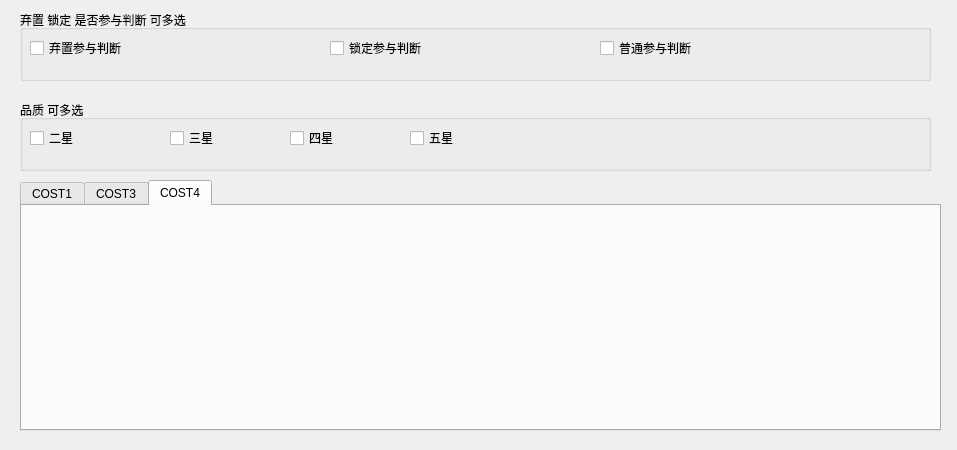
First picture: the form in abstractentrypanel.ui, repository A-SunsetMkt-Forks/wuwaBackendTool, before the edit.
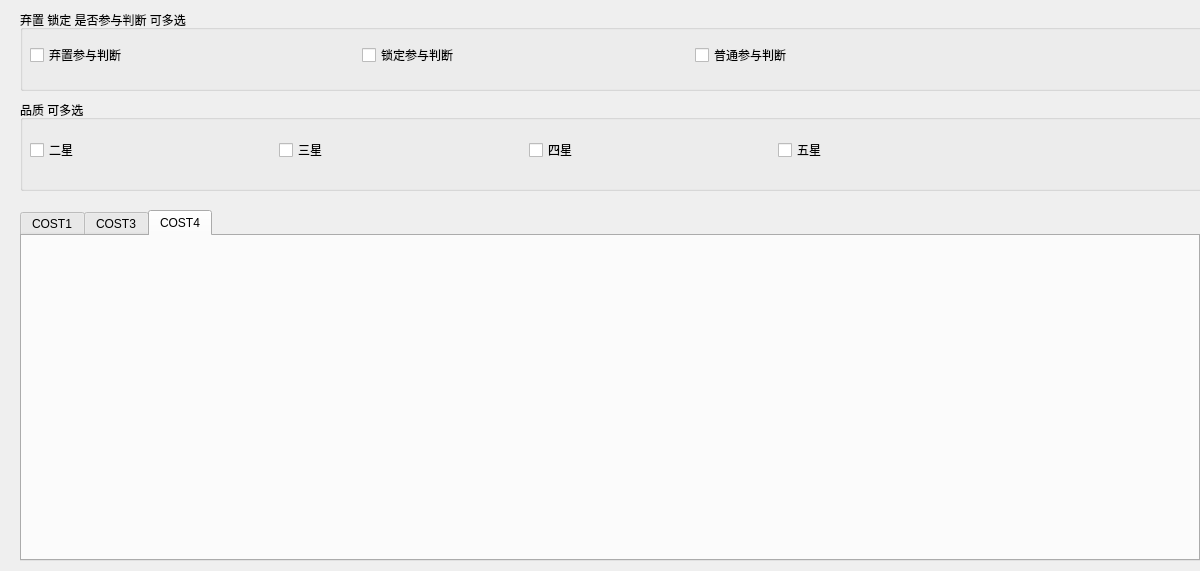
Second picture: the form after the edit. Custom widgets are drawn as their Qt base class.

```diff
--- a/abstractentrypanel.ui
+++ b/abstractentrypanel.ui
@@ -6,8 +6,8 @@
    <rect>
     <x>0</x>
     <y>0</y>
-    <width>957</width>
-    <height>450</height>
+    <width>1200</width>
+    <height>571</height>
    </rect>
   </property>
   <property name="windowTitle">
@@ -18,125 +18,107 @@
     <rect>
      <x>20</x>
      <y>10</y>
-     <width>911</width>
-     <height>71</height>
+     <width>1311</width>
+     <height>81</height>
     </rect>
    </property>
    <property name="title">
     <string>弃置 锁定 是否参与判断 可多选</string>
    </property>
+   <widget class="QWidget" name="layoutWidget">
+    <property name="geometry">
+     <rect>
+      <x>10</x>
+      <y>20</y>
+      <width>991</width>
+      <height>51</height>
+     </rect>
+    </property>
+    <layout class="QHBoxLayout" name="horizontalLayout_2">
+     <item>
    <widget class="QCheckBox" name="checkBox">
-    <property name="geometry">
-     <rect>
-      <x>10</x>
-      <y>30</y>
-      <width>241</width>
-      <height>16</height>
-     </rect>
-    </property>
     <property name="text">
      <string>弃置参与判断</string>
     </property>
    </widget>
+     </item>
+     <item>
    <widget class="QCheckBox" name="checkBox_2">
-    <property name="geometry">
-     <rect>
-      <x>310</x>
-      <y>30</y>
-      <width>211</width>
-      <height>16</height>
-     </rect>
-    </property>
     <property name="text">
      <string>锁定参与判断</string>
     </property>
    </widget>
+     </item>
+     <item>
    <widget class="QCheckBox" name="checkBox_3">
-    <property name="geometry">
-     <rect>
-      <x>580</x>
-      <y>30</y>
-      <width>251</width>
-      <height>16</height>
-     </rect>
-    </property>
     <property name="text">
      <string>普通参与判断</string>
     </property>
    </widget>
+     </item>
+    </layout>
+   </widget>
   </widget>
   <widget class="QGroupBox" name="groupBox_2">
    <property name="geometry">
     <rect>
      <x>20</x>
      <y>100</y>
-     <width>911</width>
-     <height>71</height>
+     <width>1311</width>
+     <height>91</height>
     </rect>
    </property>
    <property name="title">
     <string>品质 可多选</string>
    </property>
+   <widget class="QWidget" name="layoutWidget">
+    <property name="geometry">
+     <rect>
+      <x>10</x>
+      <y>20</y>
+      <width>991</width>
+      <height>61</height>
+     </rect>
+    </property>
+    <layout class="QHBoxLayout" name="horizontalLayout">
+     <item>
    <widget class="QCheckBox" name="checkBox_4">
-    <property name="geometry">
-     <rect>
-      <x>10</x>
-      <y>30</y>
-      <width>101</width>
-      <height>16</height>
-     </rect>
-    </property>
     <property name="text">
      <string>二星</string>
     </property>
    </widget>
+     </item>
+     <item>
    <widget class="QCheckBox" name="checkBox_5">
-    <property name="geometry">
-     <rect>
-      <x>150</x>
-      <y>30</y>
-      <width>81</width>
-      <height>16</height>
-     </rect>
-    </property>
     <property name="text">
      <string>三星</string>
     </property>
    </widget>
+     </item>
+     <item>
    <widget class="QCheckBox" name="checkBox_6">
-    <property name="geometry">
-     <rect>
-      <x>270</x>
-      <y>30</y>
-      <width>81</width>
-      <height>16</height>
-     </rect>
-    </property>
     <property name="text">
      <string>四星</string>
     </property>
    </widget>
+     </item>
+     <item>
    <widget class="QCheckBox" name="checkBox_7">
-    <property name="geometry">
-     <rect>
-      <x>390</x>
-      <y>30</y>
-      <width>141</width>
-      <height>16</height>
-     </rect>
-    </property>
     <property name="text">
      <string>五星</string>
     </property>
    </widget>
+     </item>
+    </layout>
+   </widget>
   </widget>
   <widget class="QTabWidget" name="tabWidget">
    <property name="geometry">
     <rect>
      <x>20</x>
-     <y>180</y>
-     <width>921</width>
-     <height>251</height>
+     <y>210</y>
+     <width>1180</width>
+     <height>351</height>
     </rect>
    </property>
    <property name="currentIndex">
```
Lines whose indentation alone changed are shown as unchanged.
